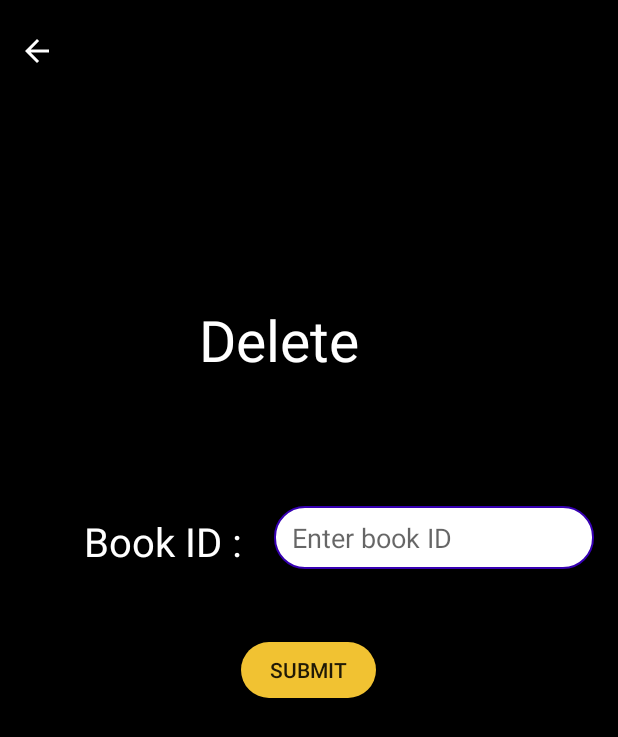
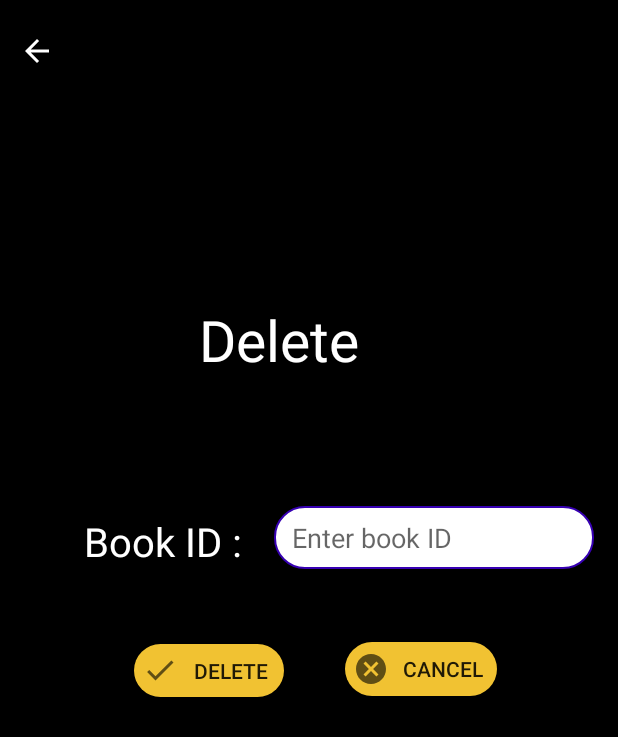
Before and after one commit to sandeepjacob-20/Libra, an Android app: the DeleteActivity screen opened directly, with no data from a screen before it, on a phone screen of 412 x 824 dp. Shown: the top 737 px of the screen. Run offline under Robolectric (Android 15) with nearby library versions, the light colour scheme and no system bars.

Commit message:
final commit : Added delete function

```diff
--- a/app/src/main/java/com/example/libra/DeleteActivity.java
+++ b/app/src/main/java/com/example/libra/DeleteActivity.java
@@ -8,15 +8,40 @@ import android.view.View;
 import android.widget.Button;
 import android.widget.ImageButton;
 import android.widget.TextView;
+import android.widget.Toast;
 
 public class DeleteActivity extends AppCompatActivity {
     public ImageButton back;
     public TextView id_value;
+    public Button delete,cancel;
     @Override
     protected void onCreate(Bundle savedInstanceState) {
         super.onCreate(savedInstanceState);
         setContentView(R.layout.activity_delete);
 
+        id_value = (TextView) findViewById(R.id.search_term);
+        delete = (Button) findViewById(R.id.delete_data);
+        cancel = (Button) findViewById(R.id.cancel_operation);
+
+        delete.setOnClickListener(new View.OnClickListener() {
+            @Override
+            public void onClick(View v) {
+                DataBaseHelper db = new DataBaseHelper(DeleteActivity.this);
+                String value = id_value.getText().toString().trim();
+                if(db.deleteOne(value))
+                    Toast.makeText(DeleteActivity.this, value + " Deleted", Toast.LENGTH_SHORT).show();
+                else
+                    Toast.makeText(DeleteActivity.this, value + " not found", Toast.LENGTH_SHORT).show();
+            }
+        });
+
+        cancel.setOnClickListener(new View.OnClickListener() {
+            @Override
+            public void onClick(View v) {
+                Intent intent = new Intent(DeleteActivity.this,MainMenu.class);
+                startActivity(intent);
+            }
+        });
         back = (ImageButton) findViewById(R.id.back);
         back.setOnClickListener(new View.OnClickListener() {
             @Override
@@ -26,5 +51,4 @@ public class DeleteActivity extends AppCompatActivity {
             }
         });
     }
-
 }
--- a/app/src/main/res/layout/activity_delete.xml
+++ b/app/src/main/res/layout/activity_delete.xml
@@ -65,16 +65,33 @@
         app:layout_constraintVertical_bias="0.431" />
 
     <Button
-        android:id="@+id/submit"
-        android:layout_width="90dp"
-        android:layout_height="37dp"
+        android:id="@+id/delete_data"
+        android:layout_width="100dp"
+        android:layout_height="35dp"
         android:background="@drawable/rounded_bg"
-        android:text="Submit"
+        android:drawableLeft="@drawable/ic_baseline_check_24"
+        android:paddingLeft="5dp"
+        android:text="Delete"
         app:layout_constraintBottom_toBottomOf="parent"
         app:layout_constraintEnd_toEndOf="parent"
-        app:layout_constraintHorizontal_bias="0.498"
+        app:layout_constraintHorizontal_bias="0.286"
         app:layout_constraintStart_toStartOf="parent"
         app:layout_constraintTop_toTopOf="parent"
         app:layout_constraintVertical_bias="0.544" />
 
+    <Button
+        android:id="@+id/cancel_operation"
+        android:layout_width="101dp"
+        android:layout_height="36dp"
+        android:background="@drawable/rounded_bg"
+        android:drawableLeft="@drawable/ic_baseline_cancel_24"
+        android:paddingLeft="5dp"
+        android:text="Cancel"
+        app:layout_constraintBottom_toBottomOf="parent"
+        app:layout_constraintEnd_toEndOf="parent"
+        app:layout_constraintHorizontal_bias="0.741"
+        app:layout_constraintStart_toStartOf="parent"
+        app:layout_constraintTop_toTopOf="parent"
+        app:layout_constraintVertical_bias="0.543" />
+
 </androidx.constraintlayout.widget.ConstraintLayout>
```
Also changed, not shown: app/src/main/java/com/example/libra/AddActivity.java (+12 -0 lines), app/src/main/java/com/example/libra/DataBaseHelper.java (+2 -6 lines), app/src/main/res/layout/delete_pop.xml (deleted, +0 -76 lines).
